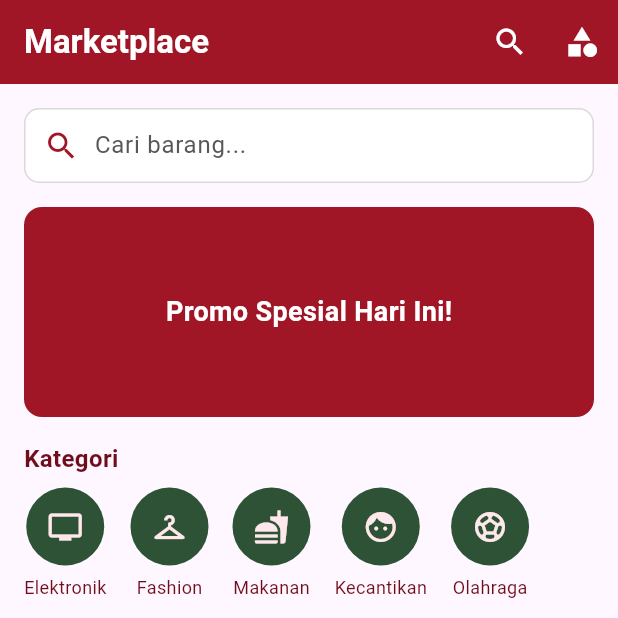
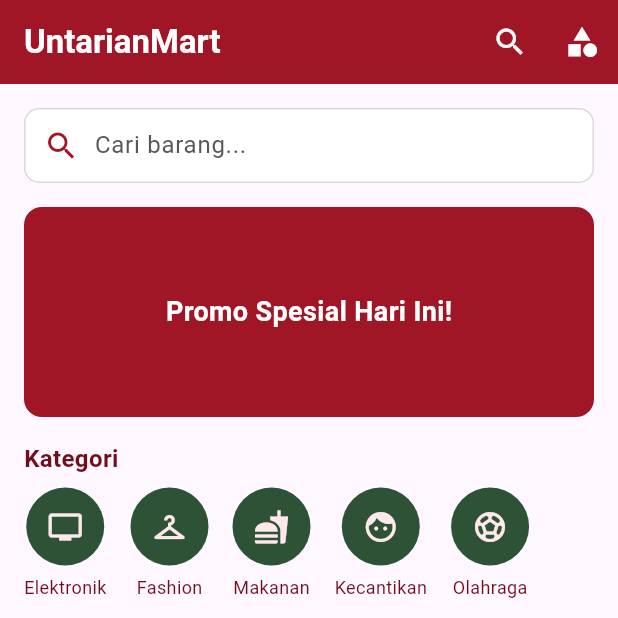
Before and after one commit to CherylNataniaTan/UTS_MobileProgramming_Tokopedia, a Flutter app: the screen it shows after launch, on a phone screen of 412 x 824 dp, the top half of it. Run offline on Flutter 3.47's test engine with Material 3 defaults, Android fonts, the phone set to English and light mode, and no system bars; network calls fail.

Commit message:
merubah nama marketplace menjadi UntarianMart

```diff
--- a/lib/main.dart
+++ b/lib/main.dart
@@ -29,7 +29,7 @@ class MyApp extends StatelessWidget {
           return Scaffold(
             appBar: AppBar(
               title: const Text(
-                'Marketplace',
+                'UntarianMart',
                 style: TextStyle(
                   color: Colors.white,
                   fontWeight: FontWeight.bold,
```
